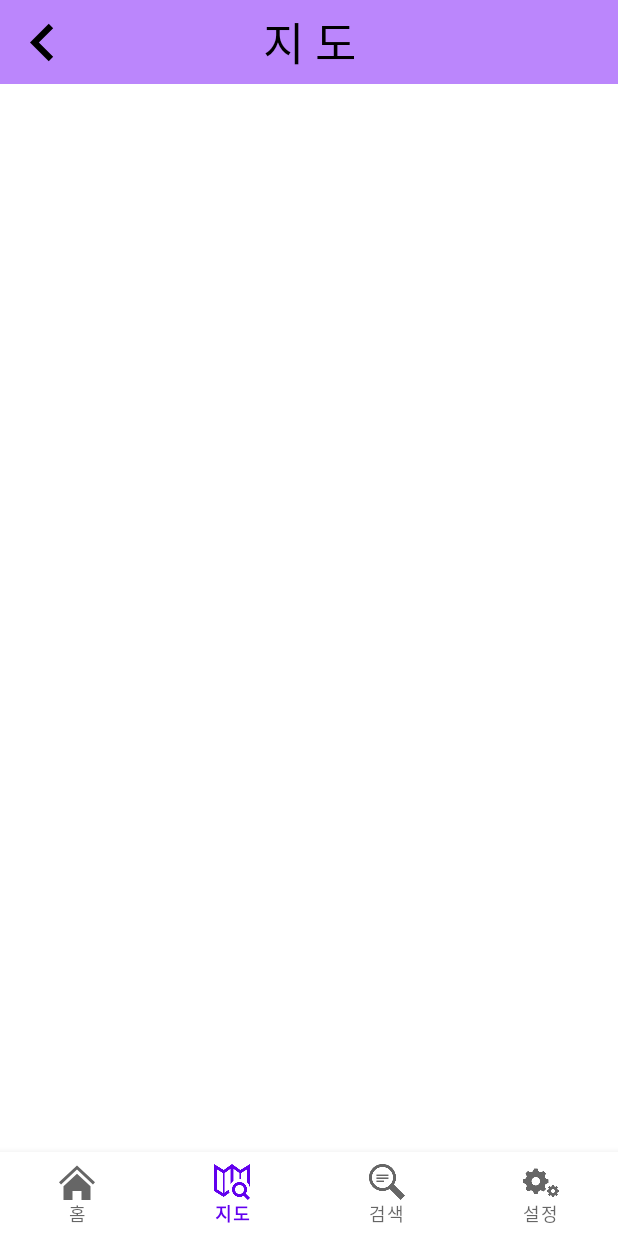
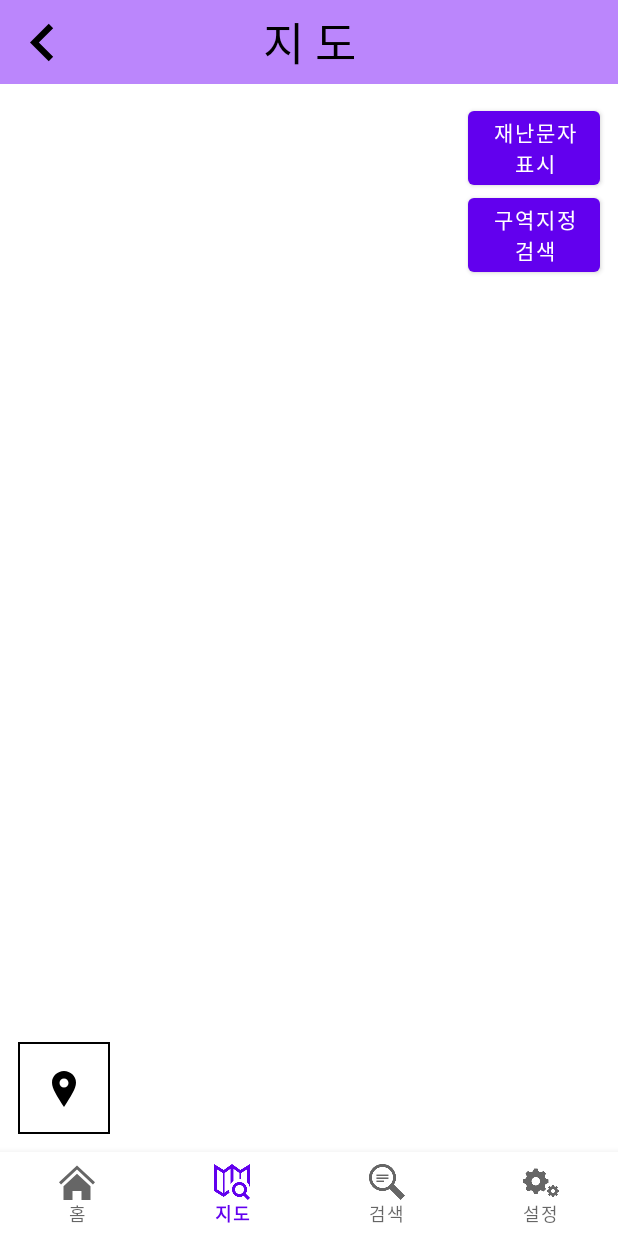
Before and after one commit to InuCapStone2020/ProjectSpark, an Android app: the screen it shows after launch (SubActivity), after a tap on an icon or button, on a phone screen of 412 x 824 dp. Run offline under Robolectric (Android 15) with nearby library versions, the phone set to English and light mode, and no system bars; libraries missing offline, so code that uses them is left out: net.daum.mf; 2 statements that could not run were skipped.

Commit message:
03/26 updated

```diff
--- a/Application/app/src/main/java/inu/project/spark/localFragment.kt
+++ b/Application/app/src/main/java/inu/project/spark/localFragment.kt
@@ -163,6 +163,7 @@ class localFragment : Fragment() {
             }
         }
     }
+
     private val REQUIRED_PERMISSIONS = arrayOf<String>(Manifest.permission.ACCESS_FINE_LOCATION, Manifest.permission.ACCESS_COARSE_LOCATION)
     private val GPS_ENABLE_REQUEST_CODE = 2001
     private val PERMISSIONS_REQUEST_CODE = 100
--- a/Application/app/src/main/java/inu/project/spark/mapFragment.kt
+++ b/Application/app/src/main/java/inu/project/spark/mapFragment.kt
@@ -1,14 +1,17 @@
 package inu.project.spark
 
+import android.content.Context
+import android.location.LocationManager
 import android.os.Bundle
 import android.view.LayoutInflater
 import android.view.View
 import android.view.ViewGroup
 import androidx.fragment.app.Fragment
+import net.daum.mf.map.api.MapPoint
 import net.daum.mf.map.api.MapView
 
 
-class mapFragment : Fragment() {
+class mapFragment : Fragment(),MapView.CurrentLocationEventListener,MapView.MapViewEventListener {
     override fun onCreateView(
             inflater: LayoutInflater, container: ViewGroup?,
             savedInstanceState: Bundle?
@@ -22,5 +25,75 @@ class mapFragment : Fragment() {
         val mapView = MapView(activity)
         val mapViewContainer = requireView().findViewById<View>(R.id.map_view) as ViewGroup
         mapViewContainer.addView(mapView)
+        val nowmapbutton = requireView().findViewById<View>(R.id.map_now_button)
+        nowmapbutton.setOnClickListener{
+            mapView.setMapViewEventListener(this)
+            mapView.currentLocationTrackingMode = MapView.CurrentLocationTrackingMode.TrackingModeOnWithoutHeading
+
+            if(checkLocationServicesStatus()){
+                //showDialogForLocationSetting()
+            }
+            else{
+                //checkRunTimePermission()
+            }
+        }
     }
+
+    fun checkLocationServicesStatus():Boolean {
+        val locationManager: LocationManager = requireContext().getSystemService(Context.LOCATION_SERVICE) as LocationManager
+        return locationManager.isProviderEnabled(LocationManager.GPS_PROVIDER) || locationManager.isProviderEnabled(LocationManager.NETWORK_PROVIDER)
+    }
+    override fun onCurrentLocationUpdate(p0: MapView?, p1: MapPoint?, p2: Float) {
+        TODO("Not yet implemented")
+    }
+
+    override fun onCurrentLocationDeviceHeadingUpdate(p0: MapView?, p1: Float) {
+        TODO("Not yet implemented")
+    }
+
+    override fun onCurrentLocationUpdateFailed(p0: MapView?) {
+        TODO("Not yet implemented")
+    }
+
+    override fun onCurrentLocationUpdateCancelled(p0: MapView?) {
+        TODO("Not yet implemented")
+    }
+
+    override fun onMapViewInitialized(p0: MapView?) {
+        TODO("Not yet implemented")
+    }
+
+    override fun onMapViewCenterPointMoved(p0: MapView?, p1: MapPoint?) {
+        TODO("Not yet implemented")
+    }
+
+    override fun onMapViewZoomLevelChanged(p0: MapView?, p1: Int) {
+        TODO("Not yet implemented")
+    }
+
+    override fun onMapViewSingleTapped(p0: MapView?, p1: MapPoint?) {
+        TODO("Not yet implemented")
+    }
+
+    override fun onMapViewDoubleTapped(p0: MapView?, p1: MapPoint?) {
+        TODO("Not yet implemented")
+    }
+
+    override fun onMapViewLongPressed(p0: MapView?, p1: MapPoint?) {
+        TODO("Not yet implemented")
+    }
+
+    override fun onMapViewDragStarted(p0: MapView?, p1: MapPoint?) {
+        TODO("Not yet implemented")
+    }
+
+    override fun onMapViewDragEnded(p0: MapView?, p1: MapPoint?) {
+        TODO("Not yet implemented")
+    }
+
+    override fun onMapViewMoveFinished(p0: MapView?, p1: MapPoint?) {
+        TODO("Not yet implemented")
+    }
+
+
 }
--- /dev/null
+++ b/Application/app/src/main/res/drawable/ic_iconmonstr_location_1.xml
@@ -0,0 +1,9 @@
+<vector xmlns:android="http://schemas.android.com/apk/res/android"
+    android:width="24dp"
+    android:height="24dp"
+    android:viewportWidth="24"
+    android:viewportHeight="24">
+  <path
+      android:fillColor="#FF000000"
+      android:pathData="M12,0c-4.198,0 -8,3.403 -8,7.602 0,4.198 3.469,9.21 8,16.398 4.531,-7.188 8,-12.2 8,-16.398 0,-4.199 -3.801,-7.602 -8,-7.602zM12,11c-1.657,0 -3,-1.343 -3,-3s1.343,-3 3,-3 3,1.343 3,3 -1.343,3 -3,3z"/>
+</vector>
--- a/Application/app/src/main/res/layout/map_fragment.xml
+++ b/Application/app/src/main/res/layout/map_fragment.xml
@@ -1,5 +1,6 @@
 <?xml version="1.0" encoding="utf-8"?>
 <FrameLayout xmlns:android="http://schemas.android.com/apk/res/android"
+    xmlns:app="http://schemas.android.com/apk/res-auto"
     xmlns:tools="http://schemas.android.com/tools"
     android:layout_width="match_parent"
     android:layout_height="match_parent"
@@ -8,7 +9,36 @@
     <androidx.constraintlayout.widget.ConstraintLayout
         android:id="@+id/map_view"
         android:layout_width="match_parent"
-        android:layout_height="match_parent">
+        android:layout_height="match_parent"/>
 
-    </androidx.constraintlayout.widget.ConstraintLayout>
+    <ImageButton
+        android:id="@+id/map_now_button"
+        android:layout_width="61dp"
+        android:layout_height="61dp"
+        android:layout_gravity="bottom"
+        android:layout_marginStart="12dp"
+        android:layout_marginBottom="12dp"
+        android:background="@drawable/borderline"
+        android:src="@drawable/ic_iconmonstr_location_1"
+        android:visibility="visible" />
+
+    <Button
+        android:id="@+id/view_map_button"
+        android:layout_width="wrap_content"
+        android:layout_height="wrap_content"
+        android:layout_gravity="top|end"
+        android:layout_marginTop="12dp"
+        android:layout_marginEnd="12dp"
+        android:text="재난문자\n표시"
+        tools:visibility="visible" />
+
+    <Button
+        android:id="@+id/search_map_button"
+        android:layout_width="wrap_content"
+        android:layout_height="wrap_content"
+        android:layout_gravity="top|end"
+        android:layout_marginTop="70dp"
+        android:layout_marginEnd="12dp"
+        android:text="구역지정\n검색"
+        tools:visibility="visible" />
 </FrameLayout>
```
